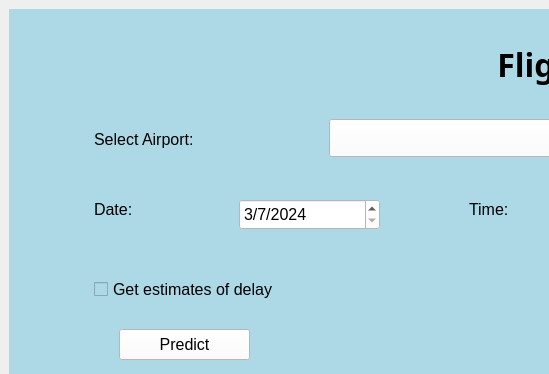
Before: the Qt Designer form BTS_Flight_Forecast/resources/flight_delay_multi_page.ui in fangyulim/BTS_Flight_Forecast, drawn with Qt 5; both pictures show x 0 to 549 and y 0 to 374 of the 1192 by 793 pixel window.
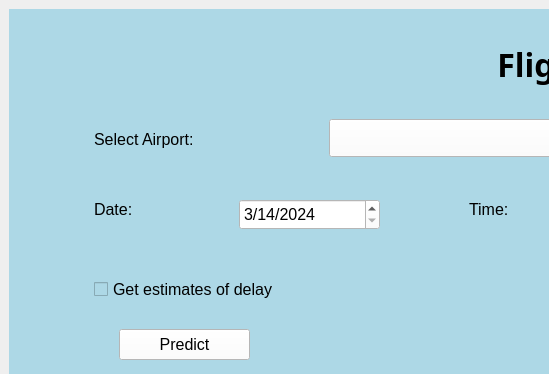
After: the same form once the commit is applied.

What changed in the file:
```diff
--- a/BTS_Flight_Forecast/resources/flight_delay_multi_page.ui
+++ b/BTS_Flight_Forecast/resources/flight_delay_multi_page.ui
@@ -97,7 +97,7 @@
           <second>0</second>
           <year>2024</year>
           <month>3</month>
-          <day>7</day>
+          <day>14</day>
          </datetime>
         </property>
         <property name="maximumDate">
@@ -110,8 +110,8 @@
         <property name="minimumDate">
          <date>
           <year>2024</year>
-          <month>2</month>
-          <day>8</day>
+          <month>3</month>
+          <day>14</day>
          </date>
         </property>
         <property name="displayFormat">
```
